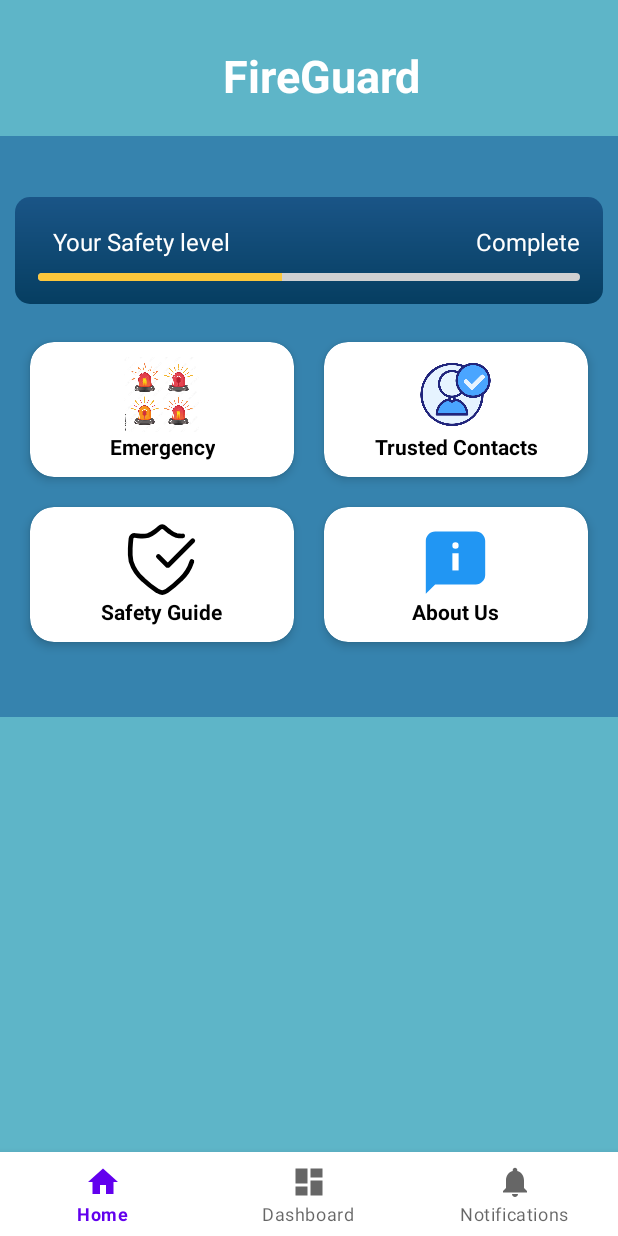
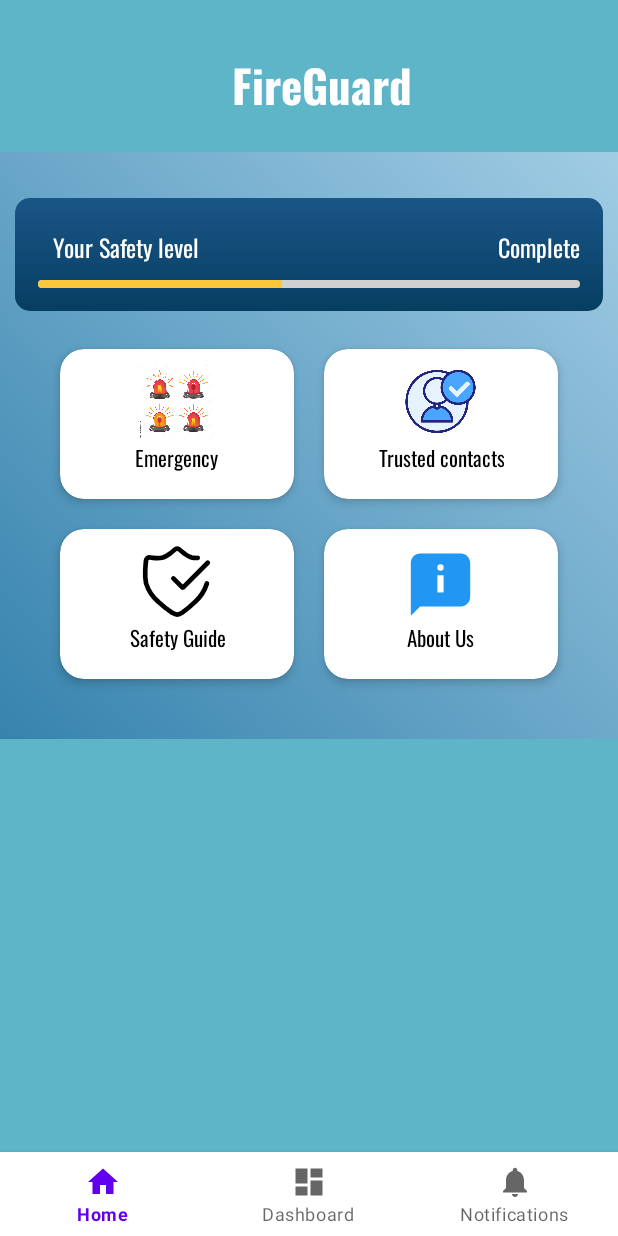
Before and after one commit to farhan-tratul/fireguard, an Android app: the screen it shows after launch (MainActivity), on a phone screen of 412 x 824 dp. Run offline under Robolectric (Android 15) with nearby library versions, the light colour scheme and no system bars; our stand-ins replace Firebase (no records; nobody signed in at launch, a user with empty details on screens opened directly); libraries missing offline, so code that uses them is left out: com.github.lzyzsd.circleprogress.

Commit message:
update UI

```diff
--- a/app/src/main/res/drawable/curve_baground.xml
+++ b/app/src/main/res/drawable/curve_baground.xml
@@ -5,10 +5,11 @@
         android:topLeftRadius="0dp"
         android:topRightRadius="0dp"
         />
+    <gradient
+        android:startColor="#3683ae"
+        android:endColor="#a1cce4"
+        android:angle="45"/>
 
-    <solid
-        android:color="@color/colorToolbar"
-        />
 
     <!-- Set your desired background color here -->
 
--- a/app/src/main/res/layout/fragment_home.xml
+++ b/app/src/main/res/layout/fragment_home.xml
@@ -24,6 +24,7 @@
             android:layout_height="match_parent"
             android:gravity="center_horizontal"
             android:text="FireGuard"
+            android:fontFamily="@font/oswaldbold"
             android:textColor="#FFFFFF"
             android:textSize="30sp"
             android:layout_marginTop="30dp"
@@ -31,19 +32,16 @@
 
     </androidx.appcompat.widget.Toolbar>
 
-    <ScrollView
-        android:layout_width="match_parent"
-        android:layout_height="wrap_content"
-        app:layout_constraintTop_toBottomOf="@id/title"
-        >
+
 
         <androidx.constraintlayout.widget.ConstraintLayout
             android:layout_width="match_parent"
-            android:layout_height="match_parent"
+            android:layout_height="wrap_content"
             android:background="@drawable/curve_baground"
-            android:paddingHorizontal="10dp"
-            android:paddingBottom="40dp"
-            android:paddingTop="30dp"
+            app:layout_constraintTop_toBottomOf="@+id/title"
+            android:padding="10dp"
+
+
             android:layout_marginTop="20dp"
             tools:context=".main.MainActivity">
 
@@ -56,14 +54,7 @@
                 app:layout_constraintTop_toTopOf="parent"
                 android:layout_margin="5dp"
                 >
-<!--                <TextView-->
 
-<!--                    android:layout_width="wrap_content"-->
-<!--                    android:layout_height="wrap_content"-->
-<!--                    android:layout_marginBottom="16dp"-->
-<!--                    android:text="Date"-->
-<!--                    android:textColor="#252525"-->
-<!--                    android:textSize="19dp"/>-->
 
             </LinearLayout>
 
@@ -71,7 +62,7 @@
                 android:id="@+id/rlLayoutOne"
                 android:layout_width="match_parent"
                 android:layout_height="wrap_content"
-                android:layout_marginTop="5dp"
+                android:layout_marginTop="15dp"
                 android:background="@drawable/gradint"
                 android:padding="15dp"
                 app:layout_constraintEnd_toEndOf="parent"
@@ -93,6 +84,7 @@
                         android:layout_marginLeft="10dp"
                         android:layout_weight=".5"
                         android:gravity="left"
+                        android:fontFamily="@font/oswaldregular"
                         android:text="Your Safety level"
                         android:textColor="@color/colorTextPrimary"
                         android:textSize="16dp" />
@@ -106,6 +98,7 @@
                         android:layout_alignParentRight="true"
                         android:layout_toRightOf="@+id/restOftime"
                         android:text="Complete"
+                        android:fontFamily="@font/oswaldregular"
                         android:textAlignment="viewEnd"
                         android:textColor="@color/colorTextPrimary"
                         android:textSize="16dp" />
@@ -133,6 +126,8 @@
                 android:layout_width="match_parent"
                 android:layout_height="wrap_content"
                 android:layout_marginTop="15dp"
+                android:paddingHorizontal="20dp"
+               android:paddingBottom="20dp"
                 android:columnCount="2"
                 android:rowCount="2"
                 app:layout_constraintEnd_toEndOf="parent"
@@ -145,8 +140,8 @@
 
                 <androidx.cardview.widget.CardView
                     android:id="@+id/emergencyButton"
-                    android:layout_width="90dp"
-                    android:layout_height="90dp"
+                    android:layout_width="80dp"
+                    android:layout_height="100dp"
                     android:layout_rowWeight="1"
                     android:layout_columnWeight="1"
                     android:layout_margin="10dp"
@@ -155,6 +150,7 @@
                     android:clickable="true"
                     android:focusable="true"
                     android:foreground="?attr/selectableItemBackground"
+
                     >
 
                     <LinearLayout
@@ -175,7 +171,8 @@
                             android:layout_width="wrap_content"
                             android:layout_height="wrap_content"
                             android:gravity="center"
-                            android:textStyle="bold"
+
+                            android:fontFamily="@font/oswaldregular"
                             android:layout_gravity="center_horizontal"
                             android:text="Emergency"
                             android:textColor="@color/black" />
@@ -192,8 +189,8 @@
 
                 <androidx.cardview.widget.CardView
                     android:id="@+id/trustedContactsButton"
-                    android:layout_width="90dp"
-                    android:layout_height="90dp"
+                    android:layout_width="80dp"
+                    android:layout_height="100dp"
                     android:layout_rowWeight="1"
                     android:layout_columnWeight="1"
                     android:layout_margin="10dp"
@@ -222,9 +219,10 @@
                             android:layout_width="wrap_content"
                             android:layout_height="wrap_content"
                             android:gravity="center"
-                            android:textStyle="bold"
+
+                            android:fontFamily="@font/oswaldregular"
                             android:layout_gravity="center_horizontal"
-                            android:text="Trusted Contacts"
+                            android:text="Trusted contacts"
                             android:textColor="@color/black" />
 
                     </LinearLayout>
@@ -238,8 +236,8 @@
 
                 <androidx.cardview.widget.CardView
                     android:id="@+id/safetyGuideButton"
-                    android:layout_width="90dp"
-                    android:layout_height="90dp"
+                    android:layout_width="80dp"
+                    android:layout_height="100dp"
                     android:layout_rowWeight="1"
                     android:layout_columnWeight="1"
                     android:layout_margin="10dp"
@@ -267,7 +265,8 @@
                             android:layout_width="wrap_content"
                             android:layout_height="wrap_content"
                             android:gravity="center"
-                            android:textStyle="bold"
+
+                            android:fontFamily="@font/oswaldregular"
                             android:layout_gravity="center_horizontal"
                             android:text="Safety Guide"
                             android:textColor="@color/black" />
@@ -281,8 +280,8 @@
 
                 <androidx.cardview.widget.CardView
                     android:id="@+id/aboutUsButton"
-                    android:layout_width="90dp"
-                    android:layout_height="90dp"
+                    android:layout_width="80dp"
+                    android:layout_height="100dp"
                     android:layout_rowWeight="1"
                     android:layout_columnWeight="1"
                     android:layout_margin="10dp"
@@ -311,7 +310,8 @@
                             android:layout_width="wrap_content"
                             android:layout_height="wrap_content"
                             android:gravity="center"
-                            android:textStyle="bold"
+
+                            android:fontFamily="@font/oswaldregular"
                             android:layout_gravity="center_horizontal"
                             android:text="About Us"
                             android:textColor="@color/black" />
@@ -325,19 +325,9 @@
 
             </GridLayout>
 
-<!--            <TextView-->
-<!--                android:id="@+id/appDetail"-->
-<!--                android:layout_width="match_parent"-->
-<!--                android:layout_height="80dp"-->
-<!--                android:layout_marginVertical="5dp"-->
-<!--                android:background="@drawable/footerbg"-->
-<!--                android:gravity="center"-->
-<!--                android:text="Our apps details"-->
-<!--                android:textColor="@color/white"-->
-<!--                app:layout_constraintEnd_toEndOf="parent"-->
-<!--                app:layout_constraintStart_toStartOf="parent"-->
-<!--                app:layout_constraintTop_toBottomOf="@id/gridLay" />-->
+
+
         </androidx.constraintlayout.widget.ConstraintLayout>
 
-    </ScrollView>
+
 </androidx.constraintlayout.widget.ConstraintLayout>
--- a/app/src/main/res/layout/fragment_notifications.xml
+++ b/app/src/main/res/layout/fragment_notifications.xml
@@ -25,6 +25,7 @@
             android:textColor="@color/white"
             android:textSize="30sp"
             android:textStyle="bold"
+            android:fontFamily="@font/oswaldbold"
 
             />
         <ImageView
@@ -50,6 +51,7 @@
         app:layout_constraintStart_toStartOf="parent"
         app:layout_constraintEnd_toEndOf="parent"
         android:text="Today's Reports:"
+        android:fontFamily="@font/oswaldsemibold"
         android:textStyle="bold"
         android:textColor="#EDF0F2"
         android:layout_margin="16dp"
--- a/app/src/main/res/layout/item_notification.xml
+++ b/app/src/main/res/layout/item_notification.xml
@@ -17,6 +17,7 @@
            android:layout_width="35dp"
            android:layout_height="35dp"
            android:text="F"
+
            android:textColor="@color/white"
            android:gravity="center"
            android:layout_marginTop="5dp"
@@ -37,6 +38,7 @@
         android:layout_height="wrap_content"
         android:text="Title"
         android:textSize="15sp"
+        android:fontFamily="@font/oswaldregular"
         android:textStyle="bold"
         android:textColor="@color/dark_3"
         android:layout_weight="0.5"
@@ -48,7 +50,7 @@
         android:layout_height="wrap_content"
         android:text="Message"
         android:textSize="15sp"
-
+        android:fontFamily="@font/oswaldregular"
         android:textColor="@color/dark_3"
         android:layout_weight="1"
         android:layout_gravity="center_vertical"/>
@@ -61,6 +63,7 @@
         android:layout_width="wrap_content"
         android:layout_height="wrap_content"
         android:text="Timestamp"
+        android:fontFamily="@font/oswaldregular"
         android:textSize="13sp"
         android:textColor="@color/dark_3"
 
--- a/app/src/main/res/menu/bottom_nav_menu.xml
+++ b/app/src/main/res/menu/bottom_nav_menu.xml
@@ -4,7 +4,9 @@
     <item
         android:id="@+id/navigation_home"
         android:icon="@drawable/ic_home_black_24dp"
-        android:title="@string/title_home" />
+        android:title="@string/title_home"
+
+        />
 
     <item
         android:id="@+id/navigation_dashboard"
--- a/app/src/main/res/values-night/themes.xml
+++ b/app/src/main/res/values-night/themes.xml
@@ -11,6 +11,7 @@
         <item name="colorOnSecondary">@color/black</item>
         <!-- Status bar color. -->
         <item name="android:statusBarColor">?attr/colorPrimaryVariant</item>
+
         <!-- Customize your theme here. -->
     </style>
 </resources>
--- a/app/src/main/res/values/styles.xml
+++ b/app/src/main/res/values/styles.xml
@@ -7,6 +7,7 @@
         <item name="android:textColorPrimary">@color/colorTextPrimary</item>
         <item name="android:textColorSecondary">@color/colorTextSecondary</item>
         <item name="android:buttonStyle">@style/ButtonStyle</item>
+
     </style>
 
     <!-- Button style -->
--- a/app/src/main/res/values/themes.xml
+++ b/app/src/main/res/values/themes.xml
@@ -11,6 +11,7 @@
         <item name="colorOnSecondary">@color/black</item>
         <!-- Status bar color. -->
         <item name="android:statusBarColor">?attr/colorPrimaryVariant</item>
+
         <!-- Customize your theme here. -->
     </style>
 </resources>
```
Also changed, not shown: app/src/main/res/drawable/lin_bg.xml (added, +15 -0 lines), app/src/main/res/layout/fragment_dashboard.xml (+40 -29 lines), app/src/main/res/font/oswaldbold.ttf (added), app/src/main/res/font/oswaldextralight.ttf (added), app/src/main/res/font/oswaldlight.ttf (added), app/src/main/res/font/oswaldmedium.ttf (added), app/src/main/res/font/oswaldregular.ttf (added), app/src/main/res/font/oswaldsemibold.ttf (added).
